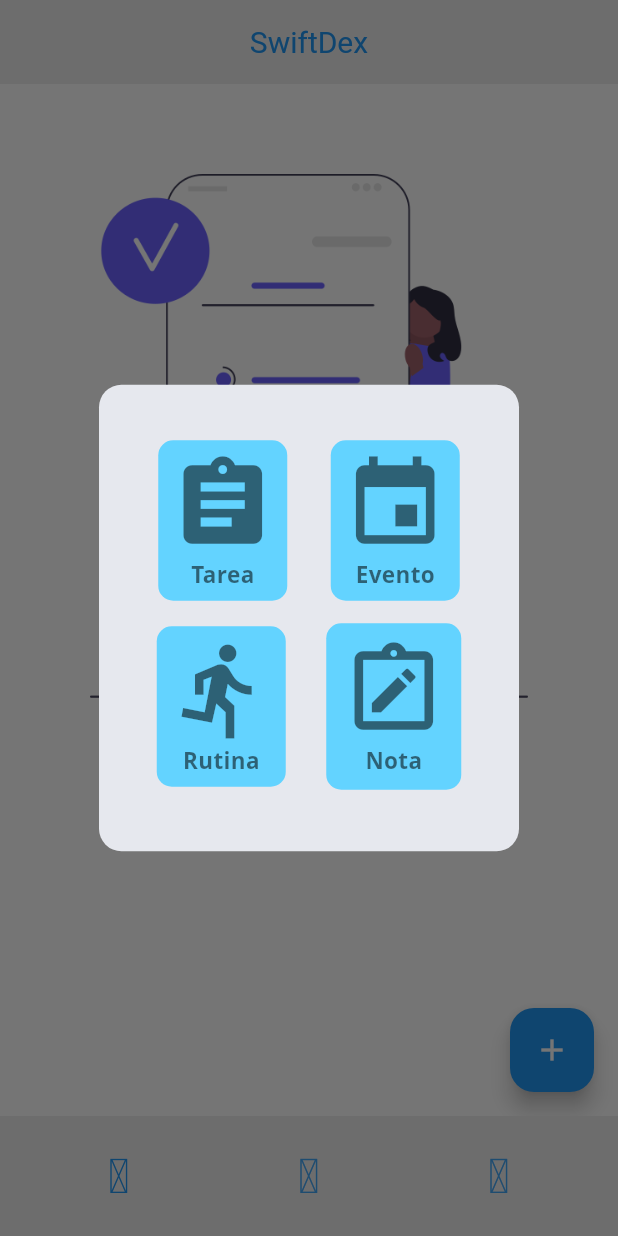
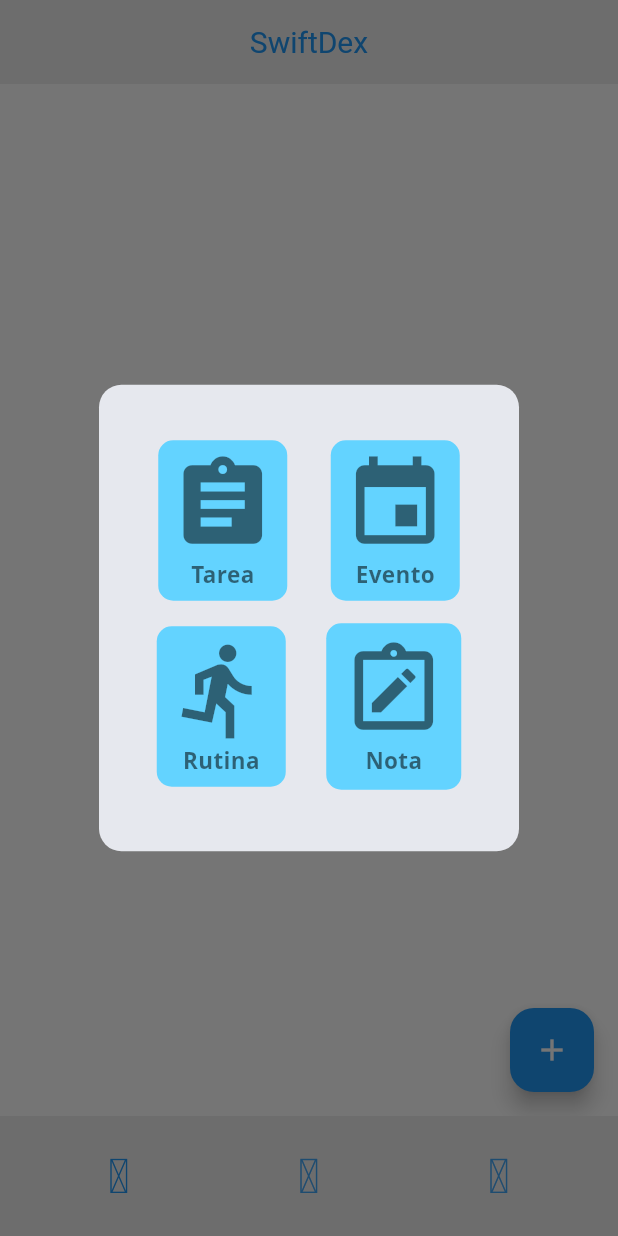
Before and after one commit to felipeduarte2/swiftdex, a Flutter app: the screen it shows after launch, after a tap on the "add" icon, on a phone screen of 412 x 824 dp. Run offline on Flutter 3.47's test engine with Material 3 defaults, Android fonts, the phone set to English and light mode, and no system bars; drawn by our look-alikes of zoom_tap_animation; our stand-ins replace avatar_glow, flutter_local_notifications, get, iconly, shared_preferences, speech_to_text and 2 more; missing offline and left inert: dart:html; accounts and stored records are empty; Roboto replaces fonts that are missing (Open Sans).

Commit message:
Modfifique lista en varios archivos

```diff
--- a/lib/src/screens/views/list/list.dart
+++ b/lib/src/screens/views/list/list.dart
@@ -2,6 +2,7 @@ import 'package:flutter/material.dart';
 import 'package:iconly/iconly.dart';
 import 'package:listgenius/src/screens/data_base/crud_actividades.dart';
 import 'package:listgenius/src/screens/temas/removeact.dart';
+import 'package:listgenius/src/screens/views/list/components/sin_tareas.dart';
 import 'package:listgenius/src/screens/views/list/components/taskitem.dart';
 
 class ListViewPage extends StatefulWidget {
@@ -19,47 +20,34 @@ class _ListViewPageState extends State<ListViewPage> {
   //
   List<bool>? boolList;
 
-
   @override
   void initState() {
     super.initState();
     _loadActividades();
   }
 
-
   @override
   void didChangeDependencies() {
     super.didChangeDependencies();
   }
 
-
   Future<void> _loadActividades() async {
     List<Actividad>? actividades = await ActividadesCRUD().getAllActividades();
     boolList= List<bool>.generate(actividades.length, (index) => false);
-    if(mounted){
-      setState(() {
-      _actividades = actividades;
-    });
+    if(mounted){setState(() {_actividades = actividades;});
     }
   }
-
-
 
   @override
   Widget build(BuildContext context) {
     return Scaffold(
-
-      //
       body: _actividades != null
           ? _showActividades(context)
           : _buttonCircular(context),
-
-      //
       floatingActionButton: FloatingActionButton(
         onPressed: (){ _ShowDialog(context); },
         child: const Icon(Icons.add,color: Colors.white),
       ),
-
     );
   }
 
@@ -68,51 +56,26 @@ class _ListViewPageState extends State<ListViewPage> {
   }
 
   _showActividades(BuildContext context){
-
     // cargar las actividades
     _loadActividades();
 
-    // si las actividades estan vacias mostrar un texto en el centro 'Sin Actividades'
+    // si las actividades estan vacias
+    // mostrar un texto en el centro 'Sin Actividades'
     if(_actividades!.isEmpty){
-      return Center(
-        child: Column(
-          children: [
-
-
-            // mostrar una imagen de formato svg
-            //SvgPicture.asset('assets/images/empty.svg'),
-            Container(
-              margin: const EdgeInsets.only(right: 60, left: 60, top: 60),
-              child: const SizedBox(
-                child: Image(image: AssetImage('assets/images/empty.png'))
-              ),
-            ),
-
-
-            // un size box para dividir
-            const SizedBox(height: 20),
-            const Text(
-              "Sin Actividades",
-              style: TextStyle(fontSize: 25, fontWeight: FontWeight.w400)
-            ),
-
-          ],
-        )
-      );
+      notActiviti(context);
     }
-
     else{
       return Column(
         children: [
-          Container(
-            margin: const EdgeInsets.only(top: 5, bottom: 5, right: 20,left: 20),
-            child: const TextField(
-              //onChanged: (value) => _buscarActividad(value),
-              decoration: InputDecoration(
-                labelText: "Busqueda", suffixIcon: Icon(IconlyLight.search)
-              ),
-            ),
-          ),
+          // Container(
+          //   margin: const EdgeInsets.only(top: 5, bottom: 5, right: 20,left: 20),
+          //   child: const TextField(
+          //     //onChanged: (value) => _buscarActividad(value),
+          //     decoration: InputDecoration(
+          //       labelText: "Busqueda", suffixIcon: Icon(IconlyLight.search)
+          //     ),
+          //   ),
+          // ),
           Expanded(
             child: ListView.builder(
                     itemCount: _actividades!.length,
@@ -276,28 +239,4 @@ class _ListViewPageState extends State<ListViewPage> {
     Navigator.pop(context);
     Navigator.of(context).pushNamed("/evento",arguments: "0");
   }
-
-  // _buscarActividad(String value) {
-  //   if(value.isEmpty){
-  //     _filteredActividades = _actividades!;
-  //   }else{
-  //     //_filteredActividades = _actividades!.where((element) => false)
-  //     //.where((Actividad) => Actividad["titulo"].toLowerCase().contains(value.toLowerCase().toList()));
-  //   }
-  // }
-
-  // void _filterActividades(String query) {
-  //   List<Actividad>? results = [];
-  //   if (query.isEmpty) {
-  //     results = _actividades;
-  //   } else {
-  //     results = _actividades
-  //         ?.where((actividad) =>
-  //             actividad.titulo.toLowerCase().contains(query.toLowerCase()))
-  //         .toList();
-  //   }
-  //   setState(() {
-  //     _filteredActividades = results!;
-  //   });
-  // }
 }
```
Also changed, not shown: lib/src/screens/views/list/components/ir_a.dart (renamed from lib/src/screens/controllers/ir_a.dart).
